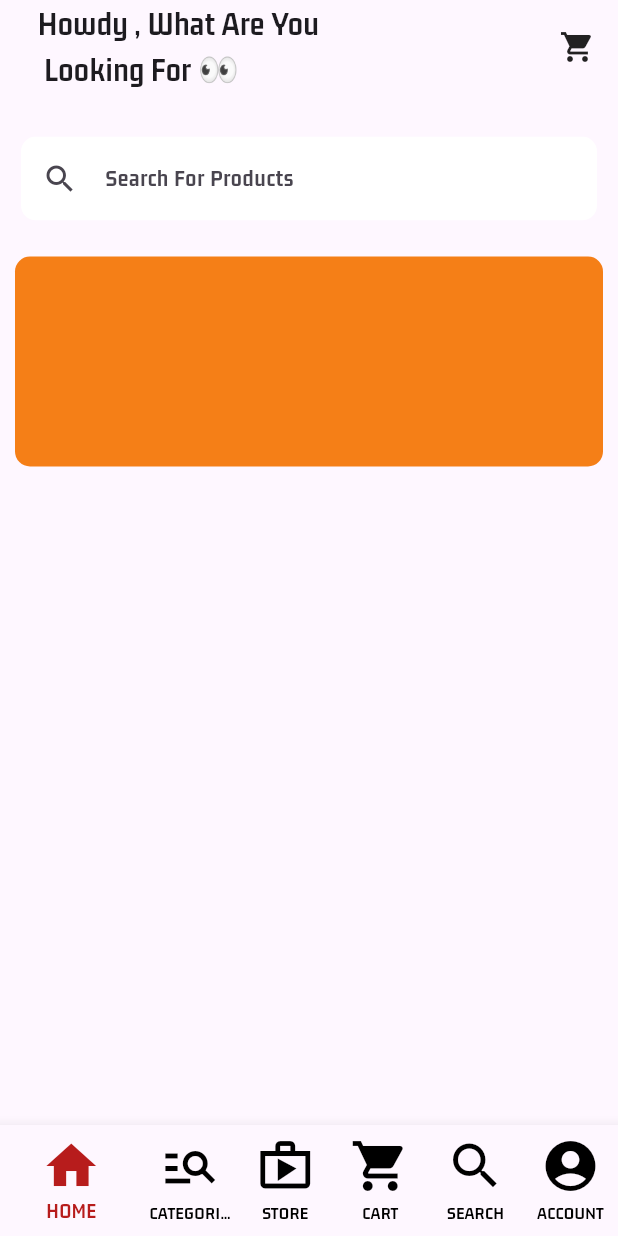
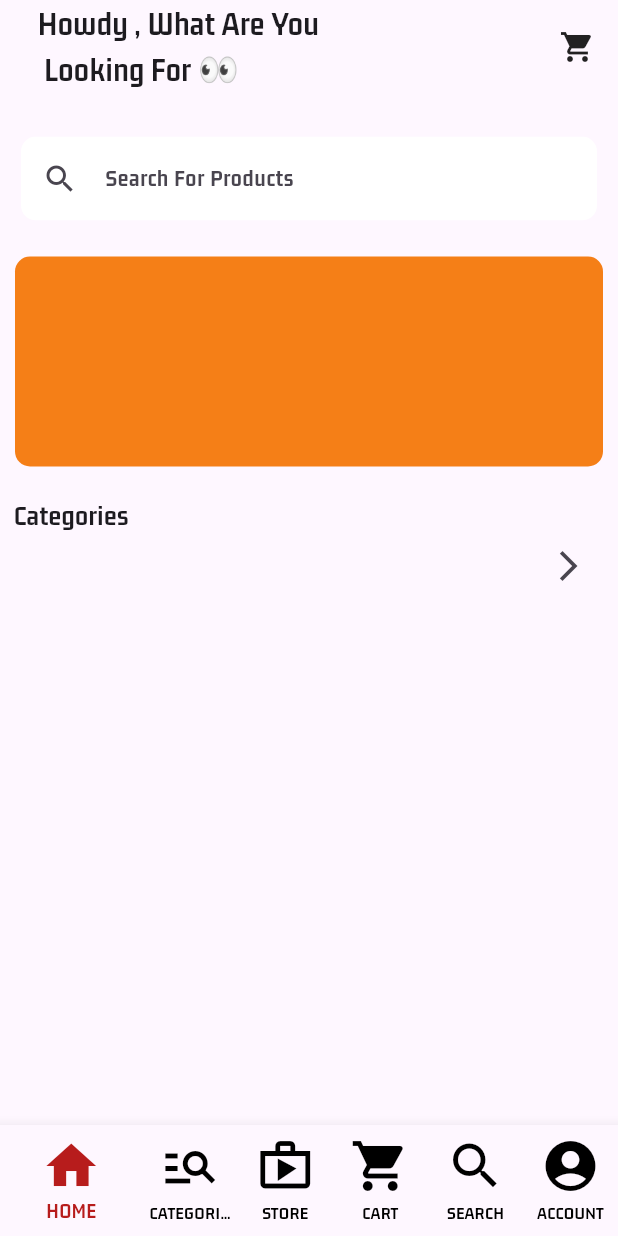
Before and after one commit to Daddy2054/ecomm, a Flutter app: the screen it shows after launch, on a phone screen of 412 x 824 dp. Run offline on Flutter 3.47's test engine with Material 3 defaults, Android fonts, the phone set to English and light mode, and no system bars; our stand-ins replace cached_network_image, cloud_firestore, firebase_core, shimmer_animation; accounts and stored records are empty.

Commit message:
21. ActionChip Widget

```diff
--- a/lib/views/buyers/nav_screens/home_screen.dart
+++ b/lib/views/buyers/nav_screens/home_screen.dart
@@ -1,6 +1,7 @@
 import 'package:flutter/material.dart';
 
 import 'widgets/banner_widget.dart';
+import 'widgets/category_text.dart';
 import 'widgets/search_input_widget.dart';
 import 'widgets/welcome_text_widget.dart';
 
@@ -16,6 +17,7 @@ class HomeScreen extends StatelessWidget {
         SizedBox(height: 14),
         SearchInputWidget(),
         BannerWidget(),
+        CategoryText(),
       ],
     );
   }
--- /dev/null
+++ b/lib/views/buyers/nav_screens/widgets/category_text.dart
@@ -0,0 +1,106 @@
+import 'package:cloud_firestore/cloud_firestore.dart';
+import 'package:flutter/material.dart';
+
+import '../category_screen.dart';
+
+class CategoryText extends StatefulWidget {
+  const CategoryText({super.key});
+
+  @override
+  State<CategoryText> createState() => _CategoryTextState();
+}
+
+class _CategoryTextState extends State<CategoryText> {
+  String? _selectedCategory;
+
+  @override
+  Widget build(BuildContext context) {
+    final Stream<QuerySnapshot> catgoryStream =
+        FirebaseFirestore.instance.collection('categories').snapshots();
+    return Padding(
+      padding: const EdgeInsets.all(9.0),
+      child: Column(
+        crossAxisAlignment: CrossAxisAlignment.start,
+        children: [
+          const Text(
+            'Categories',
+            style: TextStyle(
+              fontSize: 19,
+            ),
+          ),
+          StreamBuilder<QuerySnapshot>(
+            stream: catgoryStream,
+            builder:
+                (BuildContext context, AsyncSnapshot<QuerySnapshot> snapshot) {
+              if (snapshot.hasError) {
+                return const Text('Something went wrong');
+              }
+
+              if (snapshot.connectionState == ConnectionState.waiting) {
+                return const Padding(
+                  padding: EdgeInsets.all(8.0),
+                  child: Text("Loading categories"),
+                );
+              }
+
+              return SizedBox(
+                height: 40,
+                child: Row(
+                  children: [
+                    Expanded(
+                      child: ListView.builder(
+                        scrollDirection: Axis.horizontal,
+                        itemCount: snapshot.data!.docs.length,
+                        itemBuilder: (context, index) {
+                          final categoryData = snapshot.data!.docs[index];
+                          return Padding(
+                            padding: const EdgeInsets.all(8.0),
+                            child: ActionChip(
+                              backgroundColor: Colors.yellow.shade900,
+                              onPressed: () {
+                                setState(() {
+                                  _selectedCategory =
+                                      categoryData['categoryName'];
+                                });
+
+                                print(_selectedCategory);
+                              },
+                              label: Center(
+                                child: Text(
+                                  categoryData['categoryName'],
+                                  style: const TextStyle(
+                                    color: Colors.white,
+                                    fontSize: 12,
+                                    fontWeight: FontWeight.bold,
+                                  ),
+                                ),
+                              ),
+                            ),
+                          );
+                        },
+                      ),
+                    ),
+                    IconButton(
+                      onPressed: () {
+                        Navigator.push(
+                          context,
+                          MaterialPageRoute(builder: (context) {
+                            return const CategoryScreen();
+                          }),
+                        );
+                      },
+                      icon: const Icon(Icons.arrow_forward_ios),
+                    ),
+                  ],
+                ),
+              );
+            },
+          ),
+          // if (_selectedCategory == null) MainProductsWidget(),
+          // if (_selectedCategory != null)
+          //   HomeproductWidget(categoryName: _selectedCategory!),
+        ],
+      ),
+    );
+  }
+}
```
